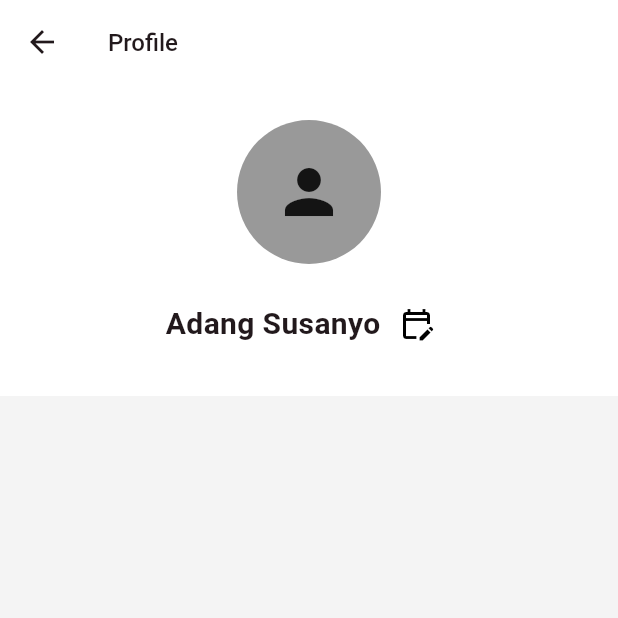
After one commit to haikallf/smart_water_meter, a Flutter app: the screen it shows after launch, after a tap on the "person" icon, on a phone screen of 412 x 824 dp, the top half of it. The commit adds this screen. Run offline on Flutter 3.47's test engine with Material 2 defaults, Android fonts, the phone set to English and light mode, and no system bars; our stand-ins replace tuple.

Commit message:
profile page

```diff
--- a/lib/pages/home_page.dart
+++ b/lib/pages/home_page.dart
@@ -1,6 +1,7 @@
 import 'package:flutter/material.dart';
 import 'package:smart_water_meter/components/abnormal_sensor_card.dart';
 import 'package:smart_water_meter/components/sensor_card.dart';
+import 'package:smart_water_meter/pages/profile_page.dart';
 
 class HomePage extends StatefulWidget {
   const HomePage({super.key});
@@ -37,10 +38,17 @@ class _HomePageState extends State<HomePage> {
                     ],
                   ),
                   // TODO: Change Icon
-                  Icon(
-                    Icons.person,
-                    color: Colors.black,
-                  )
+                  IconButton(
+                      onPressed: () {
+                        Navigator.push(
+                            context,
+                            MaterialPageRoute(
+                                builder: (context) => ProfilePage()));
+                      },
+                      icon: Icon(
+                        Icons.person,
+                        color: Colors.black,
+                      )),
                 ],
               ),
             ),
--- /dev/null
+++ b/lib/pages/profile_page.dart
@@ -0,0 +1,70 @@
+import 'package:flutter/material.dart';
+import 'package:smart_water_meter/enums/color_constants.dart';
+
+class ProfilePage extends StatefulWidget {
+  const ProfilePage({super.key});
+
+  @override
+  State<ProfilePage> createState() => _ProfilePageState();
+}
+
+class _ProfilePageState extends State<ProfilePage> {
+  @override
+  Widget build(BuildContext context) {
+    return Scaffold(
+      backgroundColor: Color(0xFFF4F4F4),
+      appBar: AppBar(
+        title: Text(
+          "Profile",
+          style: TextStyle(fontSize: 16, fontWeight: FontWeight.w500),
+        ),
+      ),
+      body: SafeArea(
+        child: Column(
+          crossAxisAlignment: CrossAxisAlignment.center,
+          children: [
+            Container(
+              padding: const EdgeInsets.symmetric(vertical: 24),
+              color: Colors.white,
+              child: Column(
+                children: [
+                  Container(
+                    width: 96,
+                    height: 96,
+                    decoration: BoxDecoration(
+                        borderRadius: BorderRadius.circular(48),
+                        color: ColorConstants.gray),
+                    child: const Icon(
+                      Icons.person,
+                      size: 48,
+                    ),
+                  ),
+                  const SizedBox(
+                    height: 16,
+                  ),
+                  Row(
+                    mainAxisAlignment: MainAxisAlignment.center,
+                    children: [
+                      Text(
+                        "Adang Susanyo",
+                        style: TextStyle(
+                            fontSize: 20, fontWeight: FontWeight.w700),
+                      ),
+                      IconButton(
+                          onPressed: () {},
+                          icon: const Icon(
+                            Icons.edit_calendar_outlined,
+                            size: 24,
+                            color: Colors.black,
+                          ))
+                    ],
+                  )
+                ],
+              ),
+            ),
+          ],
+        ),
+      ),
+    );
+  }
+}
```
